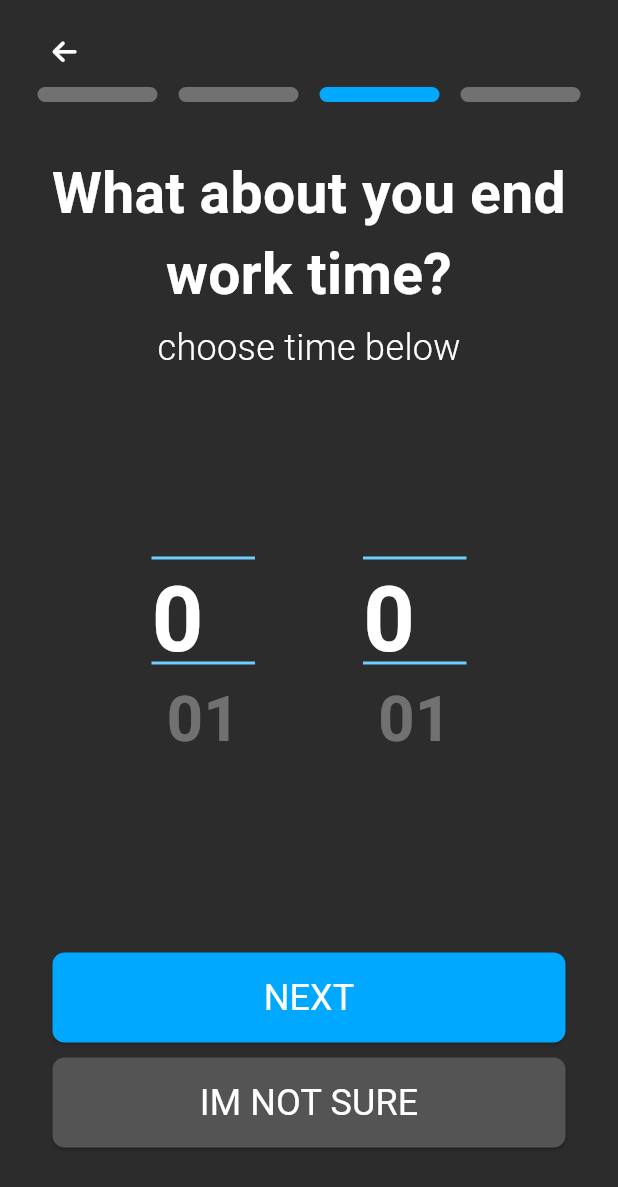
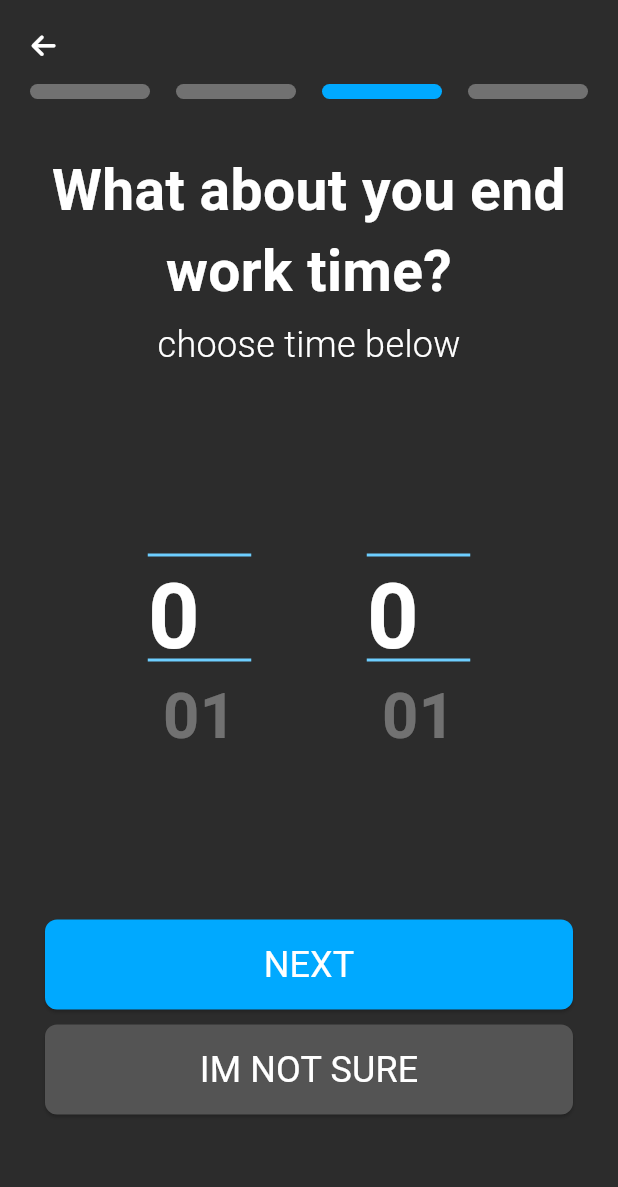
Before and after one commit to diandrakina/selamat_application, a Flutter app: the EndUpQuestionPage screen opened directly, on a phone screen of 412 x 824 dp. Shown: the top 1187 px of the screen. Run offline on Flutter 3.47's test engine with Material 3 defaults, Android fonts, the phone set to English and light mode, and no system bars; drawn by our look-alikes of numberpicker; our stand-ins replace cached_network_image, carousel_slider, fl_chart, flutter_svg, font_awesome_flutter and 2 more; missing offline and left inert: dart:ffi; Roboto replaces fonts that are missing (SamsungSans).

Commit message:
Diandra - Betulin

```diff
--- a/lib/main.dart
+++ b/lib/main.dart
@@ -74,7 +74,7 @@ class MyApp extends StatelessWidget {
         // ),
         theme: new ThemeData(scaffoldBackgroundColor: AppColors.bgDarkMode),
         debugShowCheckedModeBanner: false,
-        home: loginPage()
+        home: AlmostThere()
         // home: Scaffold(
         //   body: Text("hihihi"),
         // ),
--- a/lib/pages/question_page/endUpQuestionPage.dart
+++ b/lib/pages/question_page/endUpQuestionPage.dart
@@ -20,12 +20,16 @@ class _EndUpQuestionPageState extends State<EndUpQuestionPage> {
     return SafeArea(
       child: Scaffold(
         resizeToAvoidBottomInset: false,
+        appBar: AppBar(
+          leading: _buildAppBar(context),
+          backgroundColor: AppColors.bgDarkMode,
+        ),
         body: Container(
           width: double.maxFinite,
-          padding: EdgeInsets.symmetric(horizontal: 25, vertical: 15),
+          padding: EdgeInsets.only(left: 20, right: 20),
+          // padding: EdgeInsets.symmetric(horizontal: 25, vertical: 15),
           child: Column(
             children: [
-              _buildAppBar(context),
               Row(
                 mainAxisAlignment: MainAxisAlignment.spaceBetween,
                 children: [
@@ -65,7 +69,6 @@ class _EndUpQuestionPageState extends State<EndUpQuestionPage> {
               Text(
                 "What about you end work time?",
                 maxLines: 2,
-                // overflow: TextOverflow.ellipsis,
                 textAlign: TextAlign.center,
                 style: TextStyles.GR_38_bold,
               ),
@@ -82,7 +85,7 @@ class _EndUpQuestionPageState extends State<EndUpQuestionPage> {
               //COBA WIDGET
               timePicker(context),
               SizedBox(
-                height: 120,
+                height: 100,
               ),
               _buttonNext(context),
               SizedBox(
@@ -196,7 +199,7 @@ class _EndUpQuestionPageState extends State<EndUpQuestionPage> {
   Widget _buildAppBar(BuildContext context) {
     return Container(
       alignment: Alignment.centerLeft,
-      margin: EdgeInsets.only(left: 5, bottom: 5),
+      margin: EdgeInsets.only(left: 20, top: 5),
       height: 38,
       // color: Colors.amber,
       child: IconButton(
```
Also changed, not shown: lib/pages/question_page/goalsQuestionPage.dart (+7 -7 lines), lib/pages/question_page/startUpQuestionPage.dart (+7 -4 lines), lib/pages/question_page/targetQuestionPage.dart (+7 -7 lines), lib/pages/rule_page/privacyPolicy.dart (+11 -24 lines).
